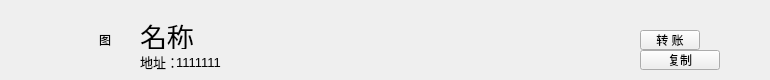
Before: the Qt Designer form contact/ContactInfoTitleWidget.ui in HcashOrg/hx-indicator, drawn with Qt 5.
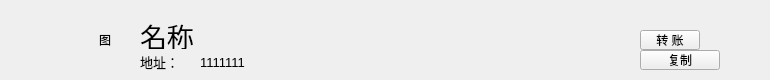
After: the same form once the commit is applied.

Diff of the .ui file:
```diff
--- a/contact/ContactInfoTitleWidget.ui
+++ b/contact/ContactInfoTitleWidget.ui
@@ -39,7 +39,7 @@
     <rect>
      <x>140</x>
      <y>52</y>
-     <width>41</width>
+     <width>60</width>
      <height>19</height>
     </rect>
    </property>
@@ -55,7 +55,7 @@
   <widget class="QLabel" name="label_address">
    <property name="geometry">
     <rect>
-     <x>176</x>
+     <x>200</x>
      <y>54</y>
      <width>331</width>
      <height>16</height>
```
